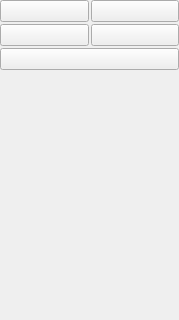
Before: the Qt Designer form src/presentation/frontends/qtfrontend/toolsmenu.ui in KDE/stopmotion, drawn with Qt 5; both pictures show x 0 to 179 and y 0 to 320 of the 179 by 634 pixel window.
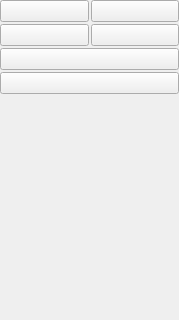
After: the same form once the commit is applied.

```diff
--- a/src/presentation/frontends/qtfrontend/toolsmenu.ui
+++ b/src/presentation/frontends/qtfrontend/toolsmenu.ui
@@ -118,6 +118,16 @@
      </property>
     </widget>
    </item>
+   <item>
+    <widget class="QPushButton" name="launchGimp" >
+     <property name="iconSize" >
+      <size>
+       <width>32</width>
+       <height>32</height>
+      </size>
+     </property>
+    </widget>
+   </item>
    <item>
     <spacer>
      <property name="orientation" >
```
Left out of the diff: 4 changed lines with no effect on the pictures.
